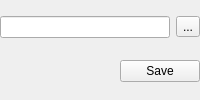
First picture: the form in resources/ui/utils/pathedit.ui, repository RareDevs/Rare, before the edit.
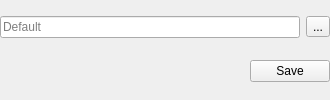
Second picture: the form after the edit.

```diff
--- a/resources/ui/utils/pathedit.ui
+++ b/resources/ui/utils/pathedit.ui
@@ -26,7 +26,17 @@
     </widget>
    </item>
    <item row="0" column="0">
-    <widget class="QLineEdit" name="text_edit"/>
+    <widget class="QLineEdit" name="text_edit">
+     <property name="minimumSize">
+      <size>
+       <width>300</width>
+       <height>0</height>
+      </size>
+     </property>
+     <property name="placeholderText">
+      <string>Default</string>
+     </property>
+    </widget>
    </item>
    <item row="1" column="0" colspan="2">
     <layout class="QHBoxLayout" name="layout_pathedit_save">
```
